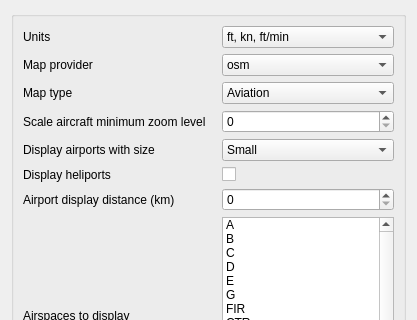
Above: plugins/channelrx/demodadsb/adsbdemoddisplaydialog.ui from f4exb/sdrangel before the change; both pictures show x 0 to 417 and y 0 to 320 of the 417 by 742 pixel window. Below: the same form after it.
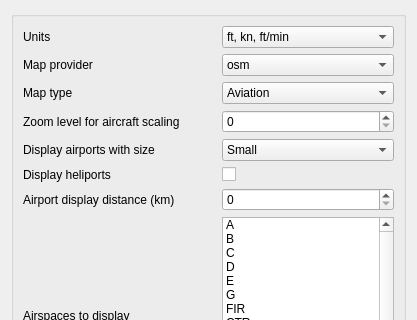
That is the form after the change.

```diff
--- a/plugins/channelrx/demodadsb/adsbdemoddisplaydialog.ui
+++ b/plugins/channelrx/demodadsb/adsbdemoddisplaydialog.ui
@@ -527,7 +527,7 @@
       <item row="3" column="0">
        <widget class="QLabel" name="aircraftMinZoomLabel">
         <property name="text">
-         <string>Scale aircraft minimum zoom level</string>
+         <string>Zoom level for aircraft scaling</string>
         </property>
        </widget>
       </item>
```
